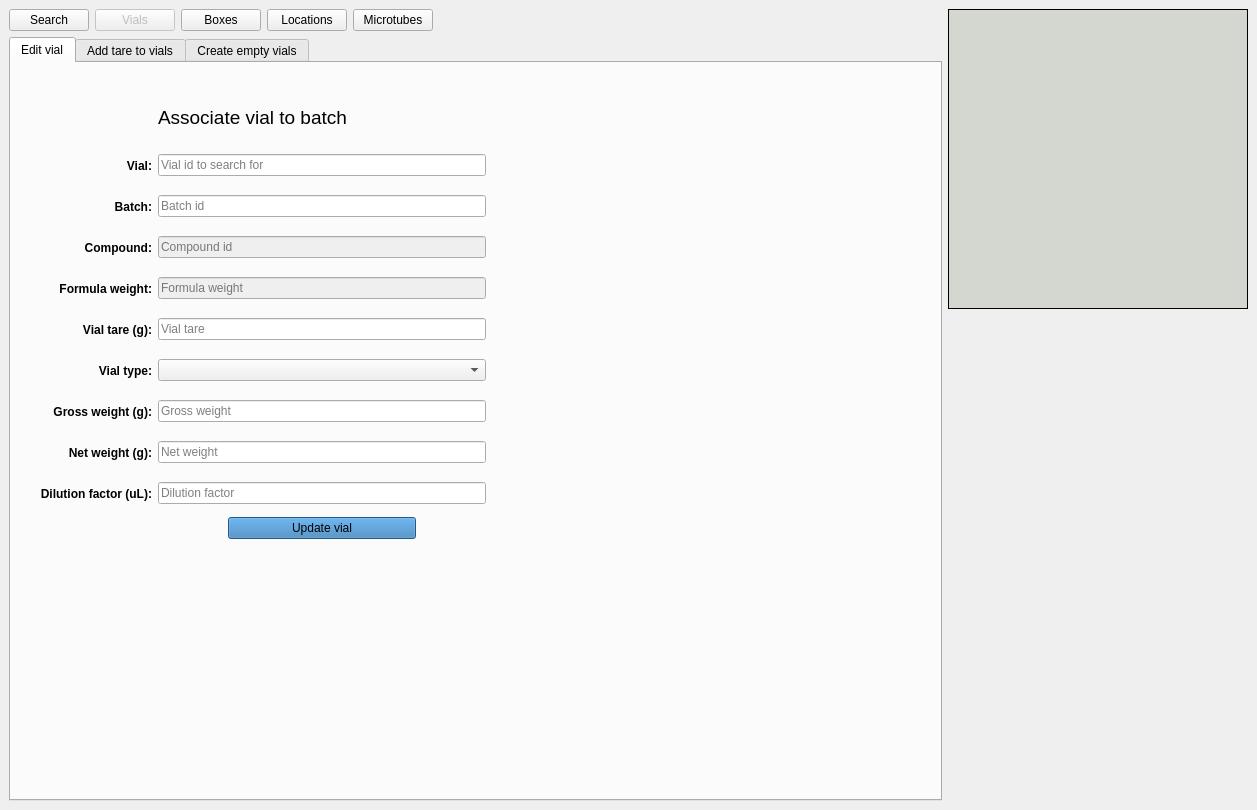
First picture: the form in frontend/assets/vialswindow.ui, repository dahlbma/cello, before the edit.
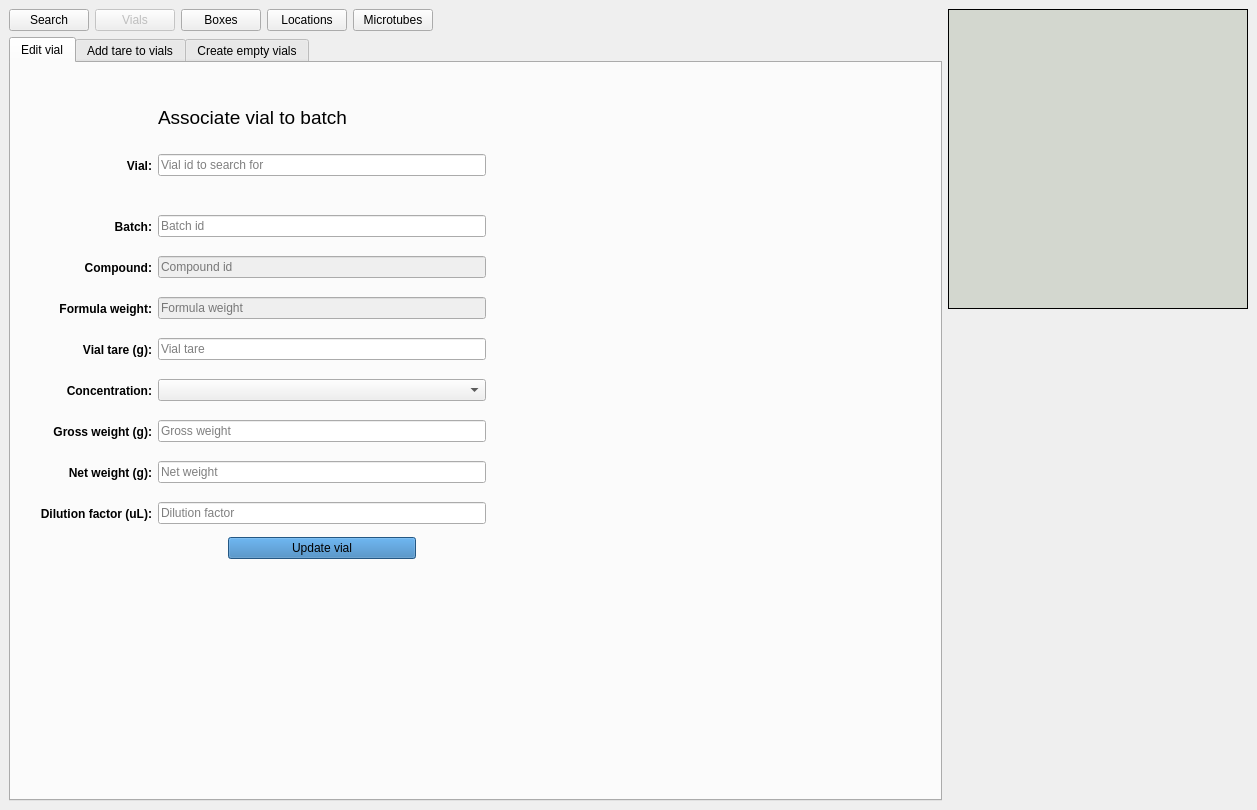
Second picture: the form after the edit.

Commit message: add vials screen with paths and code skeleton

```diff
--- a/frontend/assets/vialswindow.ui
+++ b/frontend/assets/vialswindow.ui
@@ -112,29 +112,8 @@
           </item>
           <item row="1" column="1">
            <layout class="QGridLayout" name="gridLayout">
-            <item row="0" column="1">
-             <widget class="QLabel" name="label">
-              <property name="minimumSize">
-               <size>
-                <width>0</width>
-                <height>50</height>
-               </size>
-              </property>
-              <property name="font">
-               <font>
-                <pointsize>14</pointsize>
-               </font>
-              </property>
-              <property name="text">
-               <string>Associate vial to batch</string>
-              </property>
-              <property name="wordWrap">
-               <bool>true</bool>
-              </property>
-             </widget>
-            </item>
-            <item row="3" column="0">
-             <widget class="QLabel" name="label_4">
+            <item row="5" column="0">
+             <widget class="QLabel" name="label_5">
               <property name="minimumSize">
                <size>
                 <width>0</width>
@@ -148,13 +127,26 @@
                </font>
               </property>
               <property name="text">
-               <string>Compound:</string>
+               <string>Formula weight:</string>
               </property>
               <property name="alignment">
                <set>Qt::AlignRight|Qt::AlignTrailing|Qt::AlignVCenter</set>
               </property>
              </widget>
             </item>
+            <item row="4" column="1">
+             <widget class="QLineEdit" name="edit_compound_id_eb">
+              <property name="enabled">
+               <bool>false</bool>
+              </property>
+              <property name="readOnly">
+               <bool>true</bool>
+              </property>
+              <property name="placeholderText">
+               <string>Compound id</string>
+              </property>
+             </widget>
+            </item>
             <item row="1" column="0">
              <widget class="QLabel" name="label_2">
               <property name="minimumSize">
@@ -177,15 +169,15 @@
               </property>
              </widget>
             </item>
-            <item row="5" column="1">
-             <widget class="QLineEdit" name="edit_tare_eb">
+            <item row="9" column="1">
+             <widget class="QLineEdit" name="edit_net_weight_eb">
               <property name="placeholderText">
-               <string>Vial tare</string>
+               <string>Net weight</string>
               </property>
              </widget>
             </item>
-            <item row="9" column="0">
-             <widget class="QLabel" name="label_10">
+            <item row="3" column="0">
+             <widget class="QLabel" name="label_3">
               <property name="minimumSize">
                <size>
                 <width>0</width>
@@ -199,37 +191,50 @@
                </font>
               </property>
               <property name="text">
-               <string>Dilution factor (uL):</string>
+               <string>Batch:</string>
               </property>
               <property name="alignment">
                <set>Qt::AlignRight|Qt::AlignTrailing|Qt::AlignVCenter</set>
               </property>
              </widget>
             </item>
-            <item row="2" column="1">
+            <item row="10" column="1">
+             <widget class="QLineEdit" name="edit_dilution_eb">
+              <property name="placeholderText">
+               <string>Dilution factor</string>
+              </property>
+             </widget>
+            </item>
+            <item row="3" column="1">
              <widget class="QLineEdit" name="edit_batch_id_eb">
               <property name="placeholderText">
                <string>Batch id</string>
               </property>
              </widget>
             </item>
-            <item row="6" column="1">
-             <widget class="QComboBox" name="edit_vtype_cb"/>
-            </item>
-            <item row="3" column="1">
-             <widget class="QLineEdit" name="edit_compound_id_eb">
-              <property name="enabled">
-               <bool>false</bool>
+            <item row="10" column="0">
+             <widget class="QLabel" name="label_10">
+              <property name="minimumSize">
+               <size>
+                <width>0</width>
+                <height>35</height>
+               </size>
               </property>
-              <property name="readOnly">
-               <bool>true</bool>
+              <property name="font">
+               <font>
+                <weight>75</weight>
+                <bold>true</bold>
+               </font>
               </property>
-              <property name="placeholderText">
-               <string>Compound id</string>
+              <property name="text">
+               <string>Dilution factor (uL):</string>
+              </property>
+              <property name="alignment">
+               <set>Qt::AlignRight|Qt::AlignTrailing|Qt::AlignVCenter</set>
               </property>
              </widget>
             </item>
-            <item row="7" column="0">
+            <item row="8" column="0">
              <widget class="QLabel" name="label_8">
               <property name="minimumSize">
                <size>
@@ -251,13 +256,6 @@
               </property>
              </widget>
             </item>
-            <item row="8" column="1">
-             <widget class="QLineEdit" name="edit_net_weight_eb">
-              <property name="placeholderText">
-               <string>Net weight</string>
-              </property>
-             </widget>
-            </item>
             <item row="1" column="1">
              <widget class="QLineEdit" name="edit_vial_id_eb">
               <property name="placeholderText">
@@ -265,14 +263,36 @@
               </property>
              </widget>
             </item>
-            <item row="9" column="1">
-             <widget class="QLineEdit" name="edit_dilution_eb">
+            <item row="4" column="0">
+             <widget class="QLabel" name="label_4">
+              <property name="minimumSize">
+               <size>
+                <width>0</width>
+                <height>35</height>
+               </size>
+              </property>
+              <property name="font">
+               <font>
+                <weight>75</weight>
+                <bold>true</bold>
+               </font>
+              </property>
+              <property name="text">
+               <string>Compound:</string>
+              </property>
+              <property name="alignment">
+               <set>Qt::AlignRight|Qt::AlignTrailing|Qt::AlignVCenter</set>
+              </property>
+             </widget>
+            </item>
+            <item row="6" column="1">
+             <widget class="QLineEdit" name="edit_tare_eb">
               <property name="placeholderText">
-               <string>Dilution factor</string>
+               <string>Vial tare</string>
               </property>
              </widget>
             </item>
-            <item row="4" column="1">
+            <item row="5" column="1">
              <widget class="QLineEdit" name="edit_form_weight_eb">
               <property name="enabled">
                <bool>false</bool>
@@ -288,124 +308,10 @@
               </property>
              </widget>
             </item>
-            <item row="6" column="0">
-             <widget class="QLabel" name="label_7">
-              <property name="minimumSize">
-               <size>
-                <width>0</width>
-                <height>35</height>
-               </size>
-              </property>
-              <property name="font">
-               <font>
-                <weight>75</weight>
-                <bold>true</bold>
-               </font>
-              </property>
-              <property name="text">
-               <string>Vial type:</string>
-              </property>
-              <property name="alignment">
-               <set>Qt::AlignRight|Qt::AlignTrailing|Qt::AlignVCenter</set>
-              </property>
-             </widget>
-            </item>
-            <item row="8" column="0">
-             <widget class="QLabel" name="label_9">
-              <property name="minimumSize">
-               <size>
-                <width>0</width>
-                <height>35</height>
-               </size>
-              </property>
-              <property name="font">
-               <font>
-                <weight>75</weight>
-                <bold>true</bold>
-               </font>
-              </property>
-              <property name="text">
-               <string>Net weight (g):</string>
-              </property>
-              <property name="alignment">
-               <set>Qt::AlignRight|Qt::AlignTrailing|Qt::AlignVCenter</set>
-              </property>
-             </widget>
-            </item>
-            <item row="2" column="0">
-             <widget class="QLabel" name="label_3">
-              <property name="minimumSize">
-               <size>
-                <width>0</width>
-                <height>35</height>
-               </size>
-              </property>
-              <property name="font">
-               <font>
-                <weight>75</weight>
-                <bold>true</bold>
-               </font>
-              </property>
-              <property name="text">
-               <string>Batch:</string>
-              </property>
-              <property name="alignment">
-               <set>Qt::AlignRight|Qt::AlignTrailing|Qt::AlignVCenter</set>
-              </property>
-             </widget>
-            </item>
-            <item row="5" column="0">
-             <widget class="QLabel" name="label_6">
-              <property name="minimumSize">
-               <size>
-                <width>0</width>
-                <height>35</height>
-               </size>
-              </property>
-              <property name="font">
-               <font>
-                <weight>75</weight>
-                <bold>true</bold>
-               </font>
-              </property>
-              <property name="text">
-               <string>Vial tare (g):</string>
-              </property>
-              <property name="alignment">
-               <set>Qt::AlignRight|Qt::AlignTrailing|Qt::AlignVCenter</set>
-              </property>
-             </widget>
-            </item>
-            <item row="4" column="0">
-             <widget class="QLabel" name="label_5">
-              <property name="minimumSize">
-               <size>
-                <width>0</width>
-                <height>35</height>
-               </size>
-              </property>
-              <property name="font">
-               <font>
-                <weight>75</weight>
-                <bold>true</bold>
-               </font>
-              </property>
-              <property name="text">
-               <string>Formula weight:</string>
-              </property>
-              <property name="alignment">
-               <set>Qt::AlignRight|Qt::AlignTrailing|Qt::AlignVCenter</set>
-              </property>
-             </widget>
-            </item>
             <item row="7" column="1">
-             <widget class="QLineEdit" name="edit_gross_weight_eb">
-              <property name="placeholderText">
-               <string>Gross weight</string>
-              </property>
-             </widget>
+             <widget class="QComboBox" name="edit_vconc_cb"/>
             </item>
-            <item row="10" column="1">
+            <item row="11" column="1">
              <layout class="QHBoxLayout" name="horizontalLayout">
               <item>
                <spacer name="horizontalSpacer_3">
@@ -457,6 +363,144 @@
               </item>
              </layout>
             </item>
+            <item row="0" column="1">
+             <widget class="QLabel" name="label">
+              <property name="minimumSize">
+               <size>
+                <width>0</width>
+                <height>50</height>
+               </size>
+              </property>
+              <property name="font">
+               <font>
+                <pointsize>14</pointsize>
+               </font>
+              </property>
+              <property name="text">
+               <string>Associate vial to batch</string>
+              </property>
+              <property name="wordWrap">
+               <bool>true</bool>
+              </property>
+             </widget>
+            </item>
+            <item row="6" column="0">
+             <widget class="QLabel" name="label_6">
+              <property name="minimumSize">
+               <size>
+                <width>0</width>
+                <height>35</height>
+               </size>
+              </property>
+              <property name="font">
+               <font>
+                <weight>75</weight>
+                <bold>true</bold>
+               </font>
+              </property>
+              <property name="text">
+               <string>Vial tare (g):</string>
+              </property>
+              <property name="alignment">
+               <set>Qt::AlignRight|Qt::AlignTrailing|Qt::AlignVCenter</set>
+              </property>
+             </widget>
+            </item>
+            <item row="9" column="0">
+             <widget class="QLabel" name="label_9">
+              <property name="minimumSize">
+               <size>
+                <width>0</width>
+                <height>35</height>
+               </size>
+              </property>
+              <property name="font">
+               <font>
+                <weight>75</weight>
+                <bold>true</bold>
+               </font>
+              </property>
+              <property name="text">
+               <string>Net weight (g):</string>
+              </property>
+              <property name="alignment">
+               <set>Qt::AlignRight|Qt::AlignTrailing|Qt::AlignVCenter</set>
+              </property>
+             </widget>
+            </item>
+            <item row="8" column="1">
+             <widget class="QLineEdit" name="edit_gross_weight_eb">
+              <property name="placeholderText">
+               <string>Gross weight</string>
+              </property>
+             </widget>
+            </item>
+            <item row="7" column="0">
+             <widget class="QLabel" name="label_7">
+              <property name="minimumSize">
+               <size>
+                <width>0</width>
+                <height>35</height>
+               </size>
+              </property>
+              <property name="font">
+               <font>
+                <weight>75</weight>
+                <bold>true</bold>
+               </font>
+              </property>
+              <property name="text">
+               <string>Concentration:</string>
+              </property>
+              <property name="alignment">
+               <set>Qt::AlignRight|Qt::AlignTrailing|Qt::AlignVCenter</set>
+              </property>
+             </widget>
+            </item>
+            <item row="2" column="1">
+             <widget class="QLabel" name="errorlabel">
+              <property name="palette">
+               <palette>
+                <active>
+                 <colorrole role="WindowText">
+                  <brush brushstyle="SolidPattern">
+                   <color alpha="255">
+                    <red>239</red>
+                    <green>41</green>
+                    <blue>41</blue>
+                   </color>
+                  </brush>
+                 </colorrole>
+                </active>
+                <inactive>
+                 <colorrole role="WindowText">
+                  <brush brushstyle="SolidPattern">
+                   <color alpha="255">
+                    <red>239</red>
+                    <green>41</green>
+                    <blue>41</blue>
+                   </color>
+                  </brush>
+                 </colorrole>
+                </inactive>
+                <disabled>
+                 <colorrole role="WindowText">
+                  <brush brushstyle="SolidPattern">
+                   <color alpha="255">
+                    <red>190</red>
+                    <green>190</green>
+                    <blue>190</blue>
+                   </color>
+                  </brush>
+                 </colorrole>
+                </disabled>
+               </palette>
+              </property>
+              <property name="text">
+               <string/>
+              </property>
+             </widget>
+            </item>
            </layout>
           </item>
           <item row="1" column="2">
```
Left out of the diff: 38 changed lines with no effect on the pictures. The commit also changes 4 other files.
